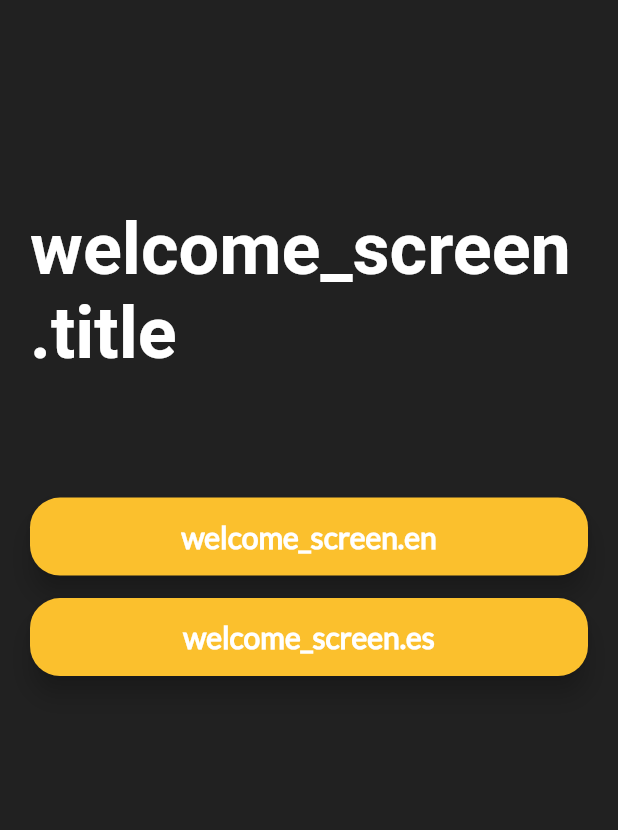
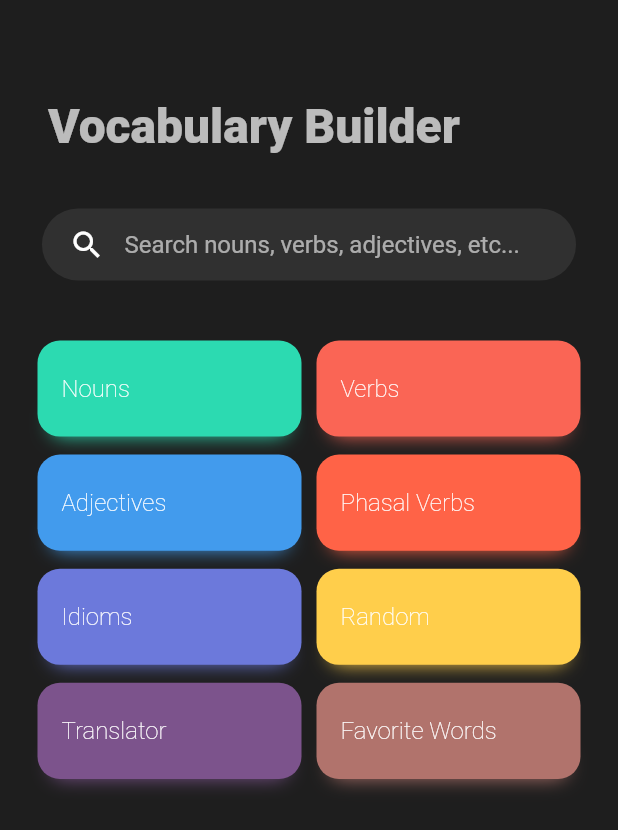
Before and after one commit to JoshuaR503/Vocabulary-Builder, a Flutter app: the screen it shows after launch, on a phone screen of 412 x 824 dp. Shown: the top 830 px of the screen. Run offline on Flutter 3.47's test engine with Material 2 defaults, Android fonts, the phone set to English and light mode, and no system bars; our stand-ins replace audioplayers, dio, flutter_cache_manager, flutter_i18n, share, shared_preferences and 1 more; missing offline and left inert: firebase_admob, flutter_web_browser, material_search; accounts and stored records are empty.

Commit message:
New Interface

```diff
--- a/lib/main.dart
+++ b/lib/main.dart
@@ -1,108 +1,157 @@
-import 'dart:async';
+// import 'dart:async';
+
+// import 'package:flutter/material.dart';
+// import 'package:flutter/services.dart';
+// import 'package:flutter_localizations/flutter_localizations.dart';
+// import 'package:flutter_i18n/flutter_i18n_delegate.dart';
+
+// import 'package:firebase_analytics/firebase_analytics.dart';
+// import 'package:firebase_analytics/observer.dart';
+
+// import 'package:vocabulary_builder/model/main.dart';
+// import 'package:vocabulary_builder/pages/others/creditos-screen.dart';
+// import 'package:vocabulary_builder/pages/others/help.dart';
+
+// import 'package:vocabulary_builder/pages/palabra-guardada-screen.dart';
+// import 'package:vocabulary_builder/pages/palabras-screen.dart';
+// import 'package:vocabulary_builder/pages/screens/intro-screen.dart';
+// import 'package:vocabulary_builder/pages/screens/welcome-screen.dart';
+
+// import 'package:vocabulary_builder/utils/colors.dart';
+// import 'package:vocabulary_builder/utils/settings.dart';
+
+// import 'package:scoped_model/scoped_model.dart';
+// import 'package:dynamic_theme/dynamic_theme.dart';
+
+// import 'package:firebase_crashlytics/firebase_crashlytics.dart';
+
+// final MainModel model = MainModel();
+
+// void main() {
+//   model.loadData();
+//   model.checkInternetConnection();
+
+//     // Pass all uncaught errors to Crashlytics.
+//     FlutterError.onError = Crashlytics.instance.recordFlutterError;
+
+//     runZoned<Future<void>>(() async {
+//       runApp(VocabularyBuilder());
+//     }, onError: Crashlytics.instance.recordError);
+//   }
+
+// class VocabularyBuilder extends StatefulWidget {
+
+//   @override
+//   _VocabularyBuilderState createState() => _VocabularyBuilderState();
+// }
+
+// class _VocabularyBuilderState extends State<VocabularyBuilder> {
+
+//   FirebaseAnalytics _analytics = FirebaseAnalytics();
+
+//   ThemeData _buildTheme() => ThemeData(
+//     brightness: Brightness.dark,
+//     primaryColor: primaryColor,
+//     accentColor: accentColor,
+//     canvasColor: backgroundColor,
+//     cardColor: cardColor,
+//     dialogBackgroundColor: cardColor,
+//     dividerColor: dividerColor,
+//     highlightColor: highlightColor
+//   );
+
+//   @override
+//   Widget build(BuildContext context) {
+
+//     return ScopedModel <MainModel> (
+//       model: model,
+//       child: DynamicTheme(
+//         data: (brightness) => _buildTheme(),
+//         themedWidgetBuilder: (context, theme) => MaterialApp(
+
+//           navigatorObservers: [
+//             FirebaseAnalyticsObserver(analytics: _analytics),
+//           ],
+//           supportedLocales: [
+//             Locale('en', 'US'),
+//             Locale('es', 'US')
+//           ],
+//           localizationsDelegates: [
+//             FlutterI18nDelegate(false, 'en'),
+//             GlobalMaterialLocalizations.delegate,
+//             GlobalWidgetsLocalizations.delegate
+//           ],
+
+//           theme: theme,
+//           title: appname,
+//           debugShowCheckedModeBanner: false,
+//           routes: {
+//             '/' : (BuildContext context) => model.seen
+
+//               ? PalabrasScreen(model)
+//               : model.userLang == null
+//               ? WelcomeScreen()
+//               : IntroScreen(),
+
+//             '/home': (BuildContext context) => PalabrasScreen(model),
+//             '/palabras': (BuildContext context) => PalabrasScreen(model),
+//             '/saved': (BuildContext context) => PalabraGuardadaScreen(model),
+//             '/creditos': (BuildContext context) => CreditoScreen(),
+//             '/help': (BuildContext context) => Help(),
+//             '/intro':  (BuildContext context) => IntroScreen(),
+//             '/lang': (BuildContext context) => WelcomeScreen(),
+//           },
+//         ),
+//       ),
+//     );
+//   }
+// }
 
 import 'package:flutter/material.dart';
-import 'package:flutter/services.dart';
-import 'package:flutter_localizations/flutter_localizations.dart';
-import 'package:flutter_i18n/flutter_i18n_delegate.dart';
+import 'package:vocabulary_builder/v2/screens/home/home.dart';
+import 'package:vocabulary_builder/v2/widgets/animations/route.dart';
 
-import 'package:firebase_analytics/firebase_analytics.dart';
-import 'package:firebase_analytics/observer.dart';
+void main() => runApp(MyApp());
 
-import 'package:vocabulary_builder/model/main.dart';
-import 'package:vocabulary_builder/pages/others/creditos-screen.dart';
-import 'package:vocabulary_builder/pages/others/help.dart';
-
-import 'package:vocabulary_builder/pages/palabra-guardada-screen.dart';
-import 'package:vocabulary_builder/pages/palabras-screen.dart';
-import 'package:vocabulary_builder/pages/screens/intro-screen.dart';
-import 'package:vocabulary_builder/pages/screens/welcome-screen.dart';
-
-import 'package:vocabulary_builder/utils/colors.dart';
-import 'package:vocabulary_builder/utils/settings.dart';
-
-import 'package:scoped_model/scoped_model.dart';
-import 'package:dynamic_theme/dynamic_theme.dart';
-
-import 'package:firebase_crashlytics/firebase_crashlytics.dart';
-
-final MainModel model = MainModel();
-
-void main() {
-  model.loadData();
-  model.checkInternetConnection();
-
-    // Pass all uncaught errors to Crashlytics.
-    FlutterError.onError = Crashlytics.instance.recordFlutterError;
-
-    runZoned<Future<void>>(() async {
-      runApp(VocabularyBuilder());
-    }, onError: Crashlytics.instance.recordError);
-  }
-
-class VocabularyBuilder extends StatefulWidget {
-
-  @override
-  _VocabularyBuilderState createState() => _VocabularyBuilderState();
-}
-
-class _VocabularyBuilderState extends State<VocabularyBuilder> {
-
-  FirebaseAnalytics _analytics = FirebaseAnalytics();
-
-  ThemeData _buildTheme() => ThemeData(
-    brightness: Brightness.dark,
-    primaryColor: primaryColor,
-    accentColor: accentColor,
-    canvasColor: backgroundColor,
-    cardColor: cardColor,
-    dialogBackgroundColor: cardColor,
-    dividerColor: dividerColor,
-    highlightColor: highlightColor
-  );
-
+class MyApp extends StatelessWidget {
   @override
   Widget build(BuildContext context) {
 
-    return ScopedModel <MainModel> (
-      model: model,
-      child: DynamicTheme(
-        data: (brightness) => _buildTheme(),
-        themedWidgetBuilder: (context, theme) => MaterialApp(
+    final ThemeData lightTheme = ThemeData(
+      fontFamily: 'CircularStd',
+      brightness: Brightness.light,
+      accentColor: Colors.white,
+      textTheme: Theme.of(context).textTheme.apply(
+        bodyColor: Colors.black,
+        displayColor: Colors.black,
+      )
+    );
 
-          navigatorObservers: [
-            FirebaseAnalyticsObserver(analytics: _analytics),
-          ],
-          supportedLocales: [
-            Locale('en', 'US'),
-            Locale('es', 'US')
-          ],
-          localizationsDelegates: [
-            FlutterI18nDelegate(false, 'en'),
-            GlobalMaterialLocalizations.delegate,
-            GlobalWidgetsLocalizations.delegate
-          ],
+    final ThemeData darkTheme = ThemeData(
+      fontFamily: 'CircularStd',
+      brightness: Brightness.dark,
+      accentColor: Colors.black38,
+      textTheme: Theme.of(context).textTheme.apply(
+        bodyColor: Colors.white70,
+        displayColor: Colors.white70,
+      )
+    );
 
-          theme: theme,
-          title: appname,
-          debugShowCheckedModeBanner: false,
-          routes: {
-            '/' : (BuildContext context) => model.seen
-
-              ? PalabrasScreen(model)
-              : model.userLang == null
-              ? WelcomeScreen()
-              : IntroScreen(),
-
-            '/home': (BuildContext context) => PalabrasScreen(model),
-            '/palabras': (BuildContext context) => PalabrasScreen(model),
-            '/saved': (BuildContext context) => PalabraGuardadaScreen(model),
-            '/creditos': (BuildContext context) => CreditoScreen(),
-            '/help': (BuildContext context) => Help(),
-            '/intro':  (BuildContext context) => IntroScreen(),
-            '/lang': (BuildContext context) => WelcomeScreen(),
-          },
-        ),
-      ),
+    return MaterialApp(
+      color: Colors.white,
+      title: 'Flutter Demo',
+      theme: darkTheme,
+      onGenerateRoute: _getRoute,
     );
   }
+
+  Route _getRoute(RouteSettings settings) {
+    switch (settings.name) {
+      case "/":
+        return FadeRoute(page: Home());
+
+      default:
+        return null;
+    }
+  }
 }
--- a/lib/pages/palabras-screen.dart
+++ b/lib/pages/palabras-screen.dart
@@ -48,9 +48,9 @@ class _PalabrasScreenState extends State<PalabrasScreen> {
 
   @override
   Widget build(BuildContext context) {
-    _beautifulAd
-    ..load()
-    ..show();
+    // _beautifulAd
+    // ..load()
+    // ..show();
 
     return Scaffold(
       drawer: _buildDrawer(),
--- /dev/null
+++ b/lib/v2/config/colors.dart
@@ -0,0 +1,22 @@
+import 'package:flutter/material.dart';
+
+class AppColors {
+  static const Color black = Color(0xFF303943);
+  static const Color blue = Color(0xFF429BED);
+  static const Color brown = Color(0xFFB1736C);
+  static const Color grey = Color(0x64303943);
+  static const Color indigo = Color(0xFF6C79DB);
+  static const Color lightBlue = Color(0xFF58ABF6);
+  static const Color lightBrown = Color(0xFFCA8179);
+  static const Color lightGrey = Color(0xFFF5F5F5);
+  static const Color lighterGrey = Color(0xFFF4F5F4);
+  static const Color lightPurple = Color(0xFF9F5BBA);
+  static const Color lightRed = Color(0xFFF7786B);
+  static const Color lightTeal = Color(0xFF2CDAB1);
+  static const Color lightYellow = Color(0xFFFFCE4B);
+  static const Color purple = Color(0xFF7C538C);
+  static const Color red = Color(0xFFFA6555);
+  static const Color teal = Color(0xFF4FC1A6);
+  static const Color yellow = Color(0xFFF6C747);
+  static const Color orange = Color(0xFFFF6347);
+}
--- /dev/null
+++ b/lib/v2/config/config.dart
@@ -0,0 +1,3 @@
+
+
+const String appName = 'Vocabulary Builder';
--- /dev/null
+++ b/lib/v2/data/categories.dart
@@ -0,0 +1,14 @@
+
+import 'package:vocabulary_builder/v2/config/colors.dart';
+import 'package:vocabulary_builder/v2/models/category.dart';
+
+const List<WordCategory> categories = [
+  WordCategory(name: "Nouns", color: AppColors.lightTeal),
+  WordCategory(name: "Verbs", color: AppColors.red),
+  WordCategory(name: "Adjectives", color: AppColors.blue),
+  WordCategory(name: "Phasal Verbs", color: AppColors.orange),
+  WordCategory(name: "Idioms", color: AppColors.indigo),
+  WordCategory(name: "Random", color: AppColors.lightYellow),
+  WordCategory(name: "Translator", color: AppColors.purple),
+  WordCategory(name: "Favorite Words", color: AppColors.brown),
+];
--- /dev/null
+++ b/lib/v2/models/category.dart
@@ -0,0 +1,8 @@
+import 'package:flutter/material.dart';
+
+class WordCategory {
+  const WordCategory({@required this.name, @required this.color});
+
+  final Color color;
+  final String name;
+}
--- /dev/null
+++ b/lib/v2/screens/home/home.dart
@@ -0,0 +1,73 @@
+import 'package:flutter/material.dart';
+import 'package:vocabulary_builder/v2/config/config.dart';
+import 'package:vocabulary_builder/v2/screens/home/widgets/category_list.dart';
+import 'package:vocabulary_builder/v2/screens/home/widgets/search.dart';
+import 'package:vocabulary_builder/v2/widgets/components/container.dart';
+
+class Home extends StatefulWidget {
+  @override
+  _HomeState createState() => _HomeState();
+}
+
+class _HomeState extends State<Home> with SingleTickerProviderStateMixin {
+
+  @override
+  void initState() {
+    super.initState();
+  }
+
+  @override
+  void dispose() {
+    super.dispose();
+  }
+
+  Widget _buildContent() {
+    return VocabularyBuilderContainer(
+      children: <Widget>[
+        SizedBox(height: 80),
+        Padding(
+          padding: EdgeInsets.symmetric(horizontal: 32),
+          child: Text(
+            appName,
+            style: TextStyle(
+              fontSize: 32,
+              height: 0.6,
+              fontWeight: FontWeight.w900,
+            ),
+          )
+        ),
+
+        SizedBox(height: 40),
+        VocabularyBuilderSearch(),
+
+        SizedBox(height: 40),
+        Padding(
+          padding: EdgeInsets.symmetric(horizontal: 25),
+          child: CategoryList()
+        )
+      ],
+    );
+  }
+
+  @override
+  Widget build(BuildContext context) {
+
+    final double deviceWidth = MediaQuery.of(context).size.width;
+    final bool isSmall = deviceWidth <= 479;
+    final double space = isSmall
+    ?  0
+    : deviceWidth / 30;
+
+    return Scaffold(
+      body: Container(
+        padding: EdgeInsets.symmetric(horizontal: space),
+        decoration: BoxDecoration(color: Theme.of(context).accentColor),
+        child: ListView(
+          children: <Widget>[
+            _buildContent(),
+          ],
+        )
+      ),
+    );
+  }
+}
--- /dev/null
+++ b/lib/v2/screens/home/widgets/category_card.dart
@@ -0,0 +1,87 @@
+import 'package:flutter/cupertino.dart';
+import 'package:flutter/material.dart';
+import 'package:vocabulary_builder/v2/models/category.dart';
+
+class CategoryCard extends StatelessWidget {
+  CategoryCard(
+    this.category, {
+    Key key,
+    this.onPress,
+  }) : super(key: key);
+
+  final WordCategory category;
+  final Function onPress;
+
+  Widget _buildCardContent() {
+    return Align(
+      alignment: Alignment.centerLeft,
+      child: Padding(
+        padding: const EdgeInsets.symmetric(horizontal: 16.0),
+        child: Text(
+          category.name,
+          style: TextStyle(
+            fontSize: 16,
+            fontWeight: FontWeight.w100,
+            color: Colors.white,
+          ),
+        ),
+      ),
+    );
+  }
+
+  Widget _buildShadow(double itemWidth) {
+    return Align(
+      alignment: Alignment.bottomCenter,
+      child: Container(
+        height: 8,
+        width: itemWidth * 0.85,
+        decoration: BoxDecoration(
+          boxShadow: [
+            BoxShadow(
+              blurRadius: 10,
+              spreadRadius: 4.5,
+              color: category.color,
+              offset: Offset(0, -5),
+            ),
+          ],
+          borderRadius: BorderRadius.circular(25.0)
+        ),
+      ),
+    );
+  }
+
+  @override
+  Widget build(BuildContext context) {
+    return LayoutBuilder(
+      builder: (context, constrains) {
+
+        final double itemWidth = constrains.maxWidth;
+
+        return Stack(
+          children: <Widget>[
+            _buildShadow(itemWidth),
+
+            MaterialButton(
+              shape: RoundedRectangleBorder(borderRadius: BorderRadius.circular(15)),
+              padding: EdgeInsets.all(0),
+              color: category.color,
+              splashColor: Colors.white10,
+              highlightColor: Colors.white10,
+              elevation: 0,
+              highlightElevation: 9,
+              disabledColor: category.color,
+              onPressed: onPress,
+
+              child: Container(
+                height: 100,
+                child: _buildCardContent(),
+              )
+
+            ),
+
+          ],
+        );
+      },
+    );
+  }
+}
--- /dev/null
+++ b/lib/v2/screens/home/widgets/category_list.dart
@@ -0,0 +1,31 @@
+import 'package:flutter/cupertino.dart';
+import 'package:vocabulary_builder/v2/data/categories.dart';
+import 'package:vocabulary_builder/v2/screens/home/widgets/category_card.dart';
+
+class CategoryList extends StatelessWidget {
+  @override
+  Widget build(BuildContext context) {
+
+    final double deviceWidth = MediaQuery.of(context).size.width;
+    final bool isSmall = deviceWidth <= 479;
+    final double space = isSmall
+    ? deviceWidth / 150
+    : deviceWidth / 200;
+
+    return GridView.builder(
+      physics: NeverScrollableScrollPhysics(),
+      shrinkWrap: true,
+      gridDelegate: SliverGridDelegateWithFixedCrossAxisCount(
+        crossAxisCount: 2,
+        childAspectRatio: space,
+        crossAxisSpacing: 10,
+        mainAxisSpacing: 12,
+      ),
+      padding: EdgeInsets.only(bottom: 58),
+      itemCount: categories.length,
+      itemBuilder: (context, index) => CategoryCard(
+        categories[index],
+      ),
+    );
+  }
+}
--- /dev/null
+++ b/lib/v2/screens/home/widgets/search.dart
@@ -0,0 +1,41 @@
+import 'package:flutter/material.dart';
+
+class VocabularyBuilderSearch extends StatelessWidget {
+  const VocabularyBuilderSearch({
+    Key key,
+    this.margin = const EdgeInsets.symmetric(horizontal: 28),
+  }) : super(key: key);
+
+  final EdgeInsets margin;
+
+  @override
+  Widget build(BuildContext context) {
+    return Container(
+      padding: EdgeInsets.symmetric(horizontal: 18),
+      margin: margin,
+      decoration: ShapeDecoration(
+        shape: StadiumBorder(),
+        color: Theme.of(context).scaffoldBackgroundColor,
+      ),
+      child: Row(
+        mainAxisSize: MainAxisSize.max,
+        crossAxisAlignment: CrossAxisAlignment.center,
+        children: [
+          Icon(Icons.search),
+          SizedBox(width: 13),
+          Expanded(
+            child: TextFormField(
+              decoration: InputDecoration(
+                hintText: "Search nouns, verbs, adjectives, etc...",
+                hintStyle: TextStyle(
+                  fontSize: 16,
+                ),
+                border: InputBorder.none,
+              ),
+            ),
+          ),
+        ],
+      ),
+    );
+  }
+}
--- /dev/null
+++ b/lib/v2/widgets/animations/route.dart
@@ -0,0 +1,14 @@
+import 'package:flutter/material.dart';
+
+class FadeRoute extends PageRouteBuilder {
+  final Widget page;
+
+  FadeRoute({this.page})
+    : super(
+      pageBuilder: (_, __, ___) => page,
+      transitionsBuilder: (_, animation, __, child) => FadeTransition(
+        opacity: animation,
+        child: child,
+      ),
+    );
+}
--- /dev/null
+++ b/lib/v2/widgets/components/container.dart
@@ -0,0 +1,70 @@
+import 'package:flutter/material.dart';
+import 'package:flutter/widgets.dart';
+
+class VocabularyBuilderContainer extends StatelessWidget {
+
+  const VocabularyBuilderContainer({
+    Key key,
+    @required this.children,
+    this.height,
+    this.appBar = false,
+  }) : super(key: key);
+
+  final bool appBar;
+  final List<Widget> children;
+  final double height;
+
+  Widget _buildNavbar(BuildContext context, double top) {
+    return Padding(
+      padding: EdgeInsets.only(left: 26, right: 26, top: top),
+      child: Row(
+        mainAxisSize: MainAxisSize.max,
+        mainAxisAlignment: MainAxisAlignment.start,
+        children: <Widget>[
+
+          InkWell(
+            child: Icon(Icons.arrow_back),
+            onTap: Navigator.of(context).pop,
+          ),
+
+          Padding(
+            padding: const EdgeInsets.symmetric(horizontal: 26.0),
+            child: Text(
+              "Section",
+              style: TextStyle(
+                fontSize: 30,
+                fontWeight: FontWeight.bold,
+              ),
+            ),
+          ),
+
+        ],
+      ),
+    );
+  }
+
+  @override
+  Widget build(BuildContext context) {
+
+    final Size screenSize = MediaQuery.of(context).size;
+    final double size = screenSize.width * 0.66;
+    final double top = -(screenSize.width * 0.154);
+    final double appBarTop = size / 2 + top - IconTheme.of(context).size / 2;
+
+    return Container(
+      width: screenSize.width,
+      child: Stack(
+        children: <Widget>[
+          Column(
+            mainAxisSize: MainAxisSize.max,
+            crossAxisAlignment: CrossAxisAlignment.stretch,
+            children: [
+              if (appBar) this._buildNavbar(context, appBarTop),
+              if (children != null) ...children,
+            ],
+          ),
+        ],
+      ),
+    );
+  }
+}
```
Also changed, not shown: pubspec.yaml (+20 -2 lines), assets/fonts/CircularStd-Black.ttf (added), assets/fonts/CircularStd-Bold.ttf (added), assets/fonts/CircularStd-Book.ttf (added), assets/fonts/CircularStd-Medium.ttf (added), 2 other files.
